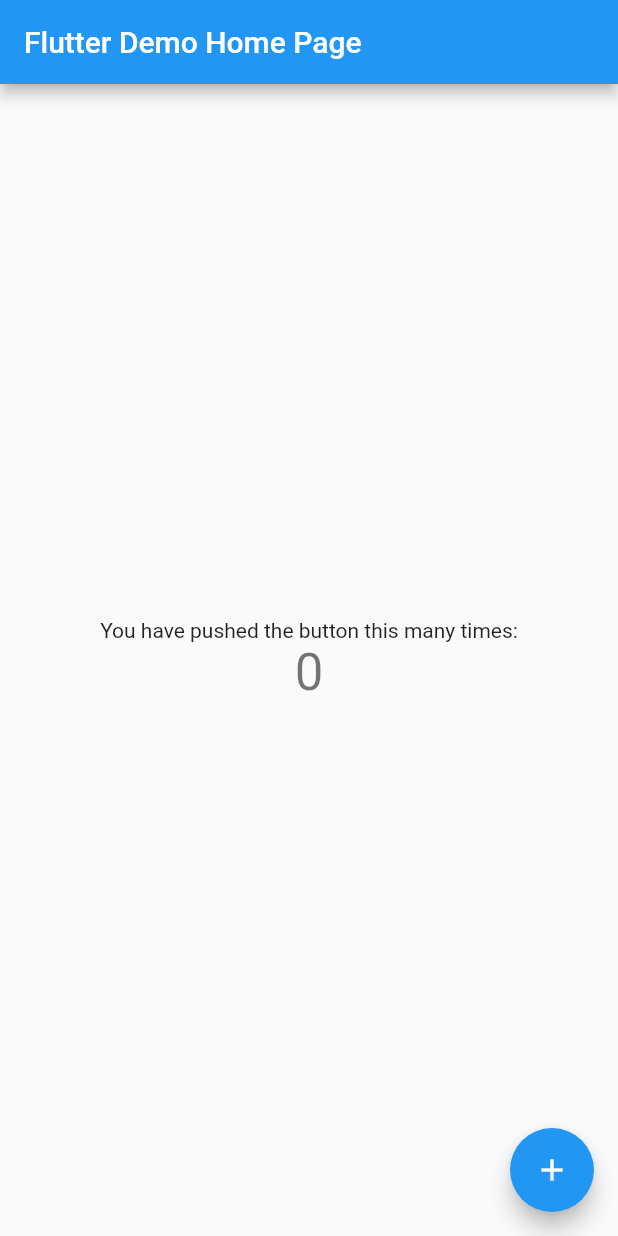
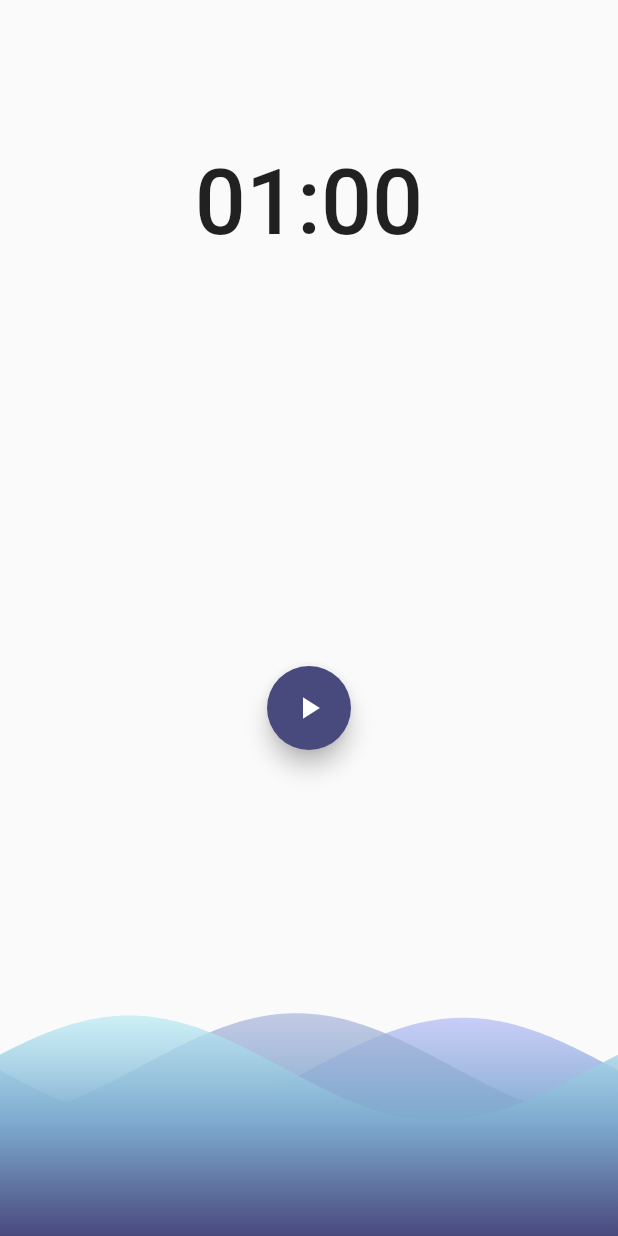
Before and after one commit to MuhammadIdees/bloc_apps, a Flutter app: the screen it shows after launch, on a phone screen of 412 x 824 dp. Run offline on Flutter 3.47's test engine with Material 2 defaults, Android fonts, the phone set to English and light mode, and no system bars; drawn by our look-alikes of wave; our stand-ins replace bloc, equatable, flutter_bloc.

```diff
--- /dev/null
+++ b/timer_app/lib/bloc/bloc.dart
@@ -0,0 +1,3 @@
+export 'timer_bloc.dart';
+export 'timer_event.dart';
+export 'timer_state.dart';
--- /dev/null
+++ b/timer_app/lib/bloc/timer_bloc.dart
@@ -0,0 +1,77 @@
+import 'dart:async';
+
+import 'package:bloc/bloc.dart';
+import 'package:flutter/material.dart';
+import 'package:timer_app/data/ticker.dart';
+import 'package:timer_app/bloc/timer_event.dart';
+import 'package:timer_app/bloc/timer_state.dart';
+
+class TimerBloc extends Bloc<TimerEvent, TimerState> {
+  final Ticker _ticker;
+  final int _duration = 60;
+
+  StreamSubscription<int> _tickerSubscription;
+
+  TimerBloc({@required Ticker ticker})
+    : assert (ticker != null),
+      _ticker = ticker;
+
+
+  @override
+  TimerState get initialState => Ready(_duration);
+
+  @override
+  Stream<TimerState> mapEventToState(
+    TimerEvent event,
+  ) async* {
+    if (event is Start) {
+      yield* _mapStartToState(event);
+    } else if (event is Tick){
+      yield* _mapTickToState(event);
+    } else if (event is Pause){
+      yield* _mapPauseToState(event);
+    } else if (event is Resume){
+      yield* _mapResumeToState(event);
+    } else if (event is Reset){
+      yield* _mapResetToState(event);
+    }
+  }
+
+  @override
+  Future<void> close() {
+    _tickerSubscription?.cancel();
+    return super.close();
+  }
+
+  Stream<TimerState> _mapStartToState(Start start) async* {
+    yield Running(start.duration);
+
+    _tickerSubscription?.cancel();
+    _tickerSubscription = _ticker.tick(ticks: start.duration).listen(
+      (duration) => add(Tick(duration: duration))
+    );
+  }
+
+  Stream<TimerState> _mapPauseToState(Pause pause) async* {
+    if (state is Running) {
+      _tickerSubscription?.pause();
+      yield Paused(state.duration);
+    }
+  }
+
+  Stream<TimerState> _mapResumeToState(Resume resume) async* {
+    if (state is Paused) {
+      _tickerSubscription?.resume();
+      yield Running(state.duration);
+    }
+  }
+
+  Stream<TimerState> _mapResetToState(Reset reset) async* {
+    _tickerSubscription?.cancel();
+    yield Ready(_duration);
+  }
+
+  Stream<TimerState> _mapTickToState(Tick tick) async* {
+    yield tick.duration > 0 ? Running(tick.duration) : Finished();
+  }
+}
--- /dev/null
+++ b/timer_app/lib/bloc/timer_event.dart
@@ -0,0 +1,34 @@
+import 'package:meta/meta.dart';
+import 'package:equatable/equatable.dart';
+
+abstract class TimerEvent extends Equatable {
+  const TimerEvent();
+
+  @override
+  List<Object> get props => [];
+}
+
+class Start extends TimerEvent {
+  final int duration;
+
+  const Start({@required this.duration});
+
+  @override
+  String toString() => "Start {duration: $duration}";
+}
+
+class Pause extends TimerEvent {}
+class Resume extends TimerEvent {}
+class Reset extends TimerEvent {}
+
+class Tick extends TimerEvent {
+  final int duration;
+
+  Tick({@required this.duration});
+
+  @override
+  List<Object> get props => [duration];
+
+  @override
+  String toString() => "Tick { duration: $duration }";
+}
--- /dev/null
+++ b/timer_app/lib/bloc/timer_state.dart
@@ -0,0 +1,42 @@
+import 'package:equatable/equatable.dart';
+
+/// All the TimerStates extend abstract base class TimeState because
+/// we need to know how much till will be remaining in all states
+
+abstract class TimerState extends Equatable {
+  final int duration;
+
+  const TimerState(this.duration);
+
+  @override
+  List<Object> get props => [duration];
+}
+
+
+class Ready extends TimerState {
+
+  const Ready(int duration) : super(duration);
+  @override
+  String toString() => 'Ready {duration: $duration}';
+
+}
+
+class Paused extends TimerState {
+
+  const Paused(int duration) : super(duration);
+  @override
+  String toString() => 'Paused { duration: $duration }';
+
+}
+
+class Running extends TimerState {
+
+  const Running(int duration) : super(duration);
+  @override
+  String toString() => 'Running { duration: $duration }';
+
+}
+
+class Finished extends TimerState {
+  const Finished() : super(0);
+}
--- /dev/null
+++ b/timer_app/lib/data/ticker.dart
@@ -0,0 +1,11 @@
+/// The ticker will data source for the timer application.
+///
+/// It will expose a stream of ticks which we can subscribe
+/// and react to
+
+class Ticker {
+  Stream<int> tick({int ticks}) {
+    return Stream.periodic(Duration(seconds: 1), (x) => ticks - x - 1)
+      .take(ticks);
+  }
+}
--- a/timer_app/lib/main.dart
+++ b/timer_app/lib/main.dart
@@ -1,111 +1,24 @@
 import 'package:flutter/material.dart';
+import 'package:flutter_bloc/flutter_bloc.dart';
+import 'package:timer_app/data/ticker.dart';
+import 'package:timer_app/bloc/bloc.dart';
+import 'package:timer_app/ui/timer_screen.dart';
 
 void main() => runApp(MyApp());
 
 class MyApp extends StatelessWidget {
-  // This widget is the root of your application.
   @override
   Widget build(BuildContext context) {
     return MaterialApp(
-      title: 'Flutter Demo',
+      title: 'Timer App',
       theme: ThemeData(
-        // This is the theme of your application.
-        //
-        // Try running your application with "flutter run". You'll see the
-        // application has a blue toolbar. Then, without quitting the app, try
-        // changing the primarySwatch below to Colors.green and then invoke
-        // "hot reload" (press "r" in the console where you ran "flutter run",
-        // or simply save your changes to "hot reload" in a Flutter IDE).
-        // Notice that the counter didn't reset back to zero; the application
-        // is not restarted.
-        primarySwatch: Colors.blue,
+        primaryColor: Color.fromRGBO(109, 234, 255, 1),
+        accentColor: Color.fromRGBO(72, 74, 126, 1),
       ),
-      home: MyHomePage(title: 'Flutter Demo Home Page'),
+      home: BlocProvider(
+        create: (context) => TimerBloc(ticker: Ticker()),
+        child: TimerScreen(),
+      ),
     );
   }
 }
-
-class MyHomePage extends StatefulWidget {
-  MyHomePage({Key key, this.title}) : super(key: key);
-
-  // This widget is the home page of your application. It is stateful, meaning
-  // that it has a State object (defined below) that contains fields that affect
-  // how it looks.
-
-  // This class is the configuration for the state. It holds the values (in this
-  // case the title) provided by the parent (in this case the App widget) and
-  // used by the build method of the State. Fields in a Widget subclass are
-  // always marked "final".
-
-  final String title;
-
-  @override
-  _MyHomePageState createState() => _MyHomePageState();
-}
-
-class _MyHomePageState extends State<MyHomePage> {
-  int _counter = 0;
-
-  void _incrementCounter() {
-    setState(() {
-      // This call to setState tells the Flutter framework that something has
-      // changed in this State, which causes it to rerun the build method below
-      // so that the display can reflect the updated values. If we changed
-      // _counter without calling setState(), then the build method would not be
-      // called again, and so nothing would appear to happen.
-      _counter++;
-    });
-  }
-
-  @override
-  Widget build(BuildContext context) {
-    // This method is rerun every time setState is called, for instance as done
-    // by the _incrementCounter method above.
-    //
-    // The Flutter framework has been optimized to make rerunning build methods
-    // fast, so that you can just rebuild anything that needs updating rather
-    // than having to individually change instances of widgets.
-    return Scaffold(
-      appBar: AppBar(
-        // Here we take the value from the MyHomePage object that was created by
-        // the App.build method, and use it to set our appbar title.
-        title: Text(widget.title),
-      ),
-      body: Center(
-        // Center is a layout widget. It takes a single child and positions it
-        // in the middle of the parent.
-        child: Column(
-          // Column is also a layout widget. It takes a list of children and
-          // arranges them vertically. By default, it sizes itself to fit its
-          // children horizontally, and tries to be as tall as its parent.
-          //
-          // Invoke "debug painting" (press "p" in the console, choose the
-          // "Toggle Debug Paint" action from the Flutter Inspector in Android
-          // Studio, or the "Toggle Debug Paint" command in Visual Studio Code)
-          // to see the wireframe for each widget.
-          //
-          // Column has various properties to control how it sizes itself and
-          // how it positions its children. Here we use mainAxisAlignment to
-          // center the children vertically; the main axis here is the vertical
-          // axis because Columns are vertical (the cross axis would be
-          // horizontal).
-          mainAxisAlignment: MainAxisAlignment.center,
-          children: <Widget>[
-            Text(
-              'You have pushed the button this many times:',
-            ),
-            Text(
-              '$_counter',
-              style: Theme.of(context).textTheme.display1,
-            ),
-          ],
-        ),
-      ),
-      floatingActionButton: FloatingActionButton(
-        onPressed: _incrementCounter,
-        tooltip: 'Increment',
-        child: Icon(Icons.add),
-      ), // This trailing comma makes auto-formatting nicer for build methods.
-    );
-  }
-}
--- /dev/null
+++ b/timer_app/lib/ui/timer_screen.dart
@@ -0,0 +1,152 @@
+import 'package:flutter/material.dart';
+import 'package:flutter_bloc/flutter_bloc.dart';
+
+import 'package:timer_app/bloc/bloc.dart';
+import 'package:wave/config.dart';
+import 'package:wave/wave.dart';
+
+class TimerScreen extends StatelessWidget {
+  const TimerScreen({Key key}) : super(key: key);
+
+  @override
+  Widget build(BuildContext context) {
+    return Scaffold(
+      body: Stack(
+        children: <Widget>[
+
+
+          Column(
+            mainAxisAlignment: MainAxisAlignment.spaceBetween,
+            crossAxisAlignment: CrossAxisAlignment.center,
+            children: <Widget>[
+              Padding(
+                padding: EdgeInsets.symmetric(vertical: 100.0),
+                child: BlocBuilder<TimerBloc, TimerState>(
+                  builder: (context, state){
+                    final String minutesStr = ((state.duration / 60) % 60).floor().toString().padLeft(2, '0');
+                    final String secondsStr = (state.duration % 60).floor().toString().padLeft(2, '0');
+
+                    return Text(
+                      '$minutesStr:$secondsStr',
+                      style: timerTextStyle,
+                    );
+                  },
+                ),
+              ),
+
+              BlocBuilder<TimerBloc, TimerState>(
+                condition: (previousState, state) => state.runtimeType != previousState.runtimeType,
+                builder: (context, state) => Actions(),
+              ),
+
+              Flexible(child: Background()),
+
+            ],
+          ),
+        ],
+      ),
+    );
+  }
+}
+
+class Actions extends StatelessWidget {
+  const Actions({Key key}) : super(key: key);
+
+  @override
+  Widget build(BuildContext context) {
+    return Row(
+      mainAxisAlignment: MainAxisAlignment.spaceEvenly,
+      children: _mapStateToActionButtons(
+        timerBloc: BlocProvider.of<TimerBloc>(context),
+      ),
+    );
+  }
+
+  List<Widget> _mapStateToActionButtons({TimerBloc timerBloc}){
+    final TimerState currentState = timerBloc.state;
+
+    if (currentState is Ready) {
+      return [
+        FloatingActionButton(
+          child: Icon(Icons.play_arrow),
+          onPressed: () => timerBloc.add(Start(duration: currentState.duration)),
+        ),
+      ];
+    }
+
+    if (currentState is Running){
+      return [
+        FloatingActionButton(
+          child: Icon(Icons.pause),
+          onPressed: () => timerBloc.add(Pause())
+        ),
+        FloatingActionButton(
+          child: Icon(Icons.replay),
+          onPressed: () => timerBloc.add(Reset())
+        ),
+      ];
+    }
+
+    if (currentState is Paused) {
+      return [
+        FloatingActionButton(
+          child: Icon(Icons.play_arrow),
+          onPressed: () => timerBloc.add(Resume()),
+        ),
+        FloatingActionButton(
+          child: Icon(Icons.replay),
+          onPressed: () => timerBloc.add(Reset()),
+        ),
+      ];
+    }
+
+    if (currentState is Finished) {
+      return [
+        FloatingActionButton(
+          child: Icon(Icons.replay),
+          onPressed: () => timerBloc.add(Reset()),
+        ),
+      ];
+    }
+
+    return [];
+  }
+}
+
+const TextStyle timerTextStyle = TextStyle(
+  fontSize: 60.0,
+  fontWeight: FontWeight.w500,
+);
+
+class Background extends StatelessWidget {
+  @override
+  Widget build(BuildContext context) {
+    return WaveWidget(
+      config: CustomConfig(
+        gradients: [
+          [
+            Color.fromRGBO(72, 74, 126, 1),
+            Color.fromRGBO(125, 170, 206, 1),
+            Color.fromRGBO(184, 189, 245, 0.7)
+          ],
+          [
+            Color.fromRGBO(72, 74, 126, 1),
+            Color.fromRGBO(125, 170, 206, 1),
+            Color.fromRGBO(172, 182, 219, 0.7)
+          ],
+          [
+            Color.fromRGBO(72, 73, 126, 1),
+            Color.fromRGBO(125, 170, 206, 1),
+            Color.fromRGBO(190, 238, 246, 0.7)
+          ],
+        ],
+        durations: [19440, 10800, 6000],
+        heightPercentages: [0.03, 0.01, 0.02],
+        gradientBegin: Alignment.bottomCenter,
+        gradientEnd: Alignment.topCenter,
+      ),
+      size: Size(double.infinity, 150.0),
+      waveAmplitude: 25,
+    );
+  }
+}
```
